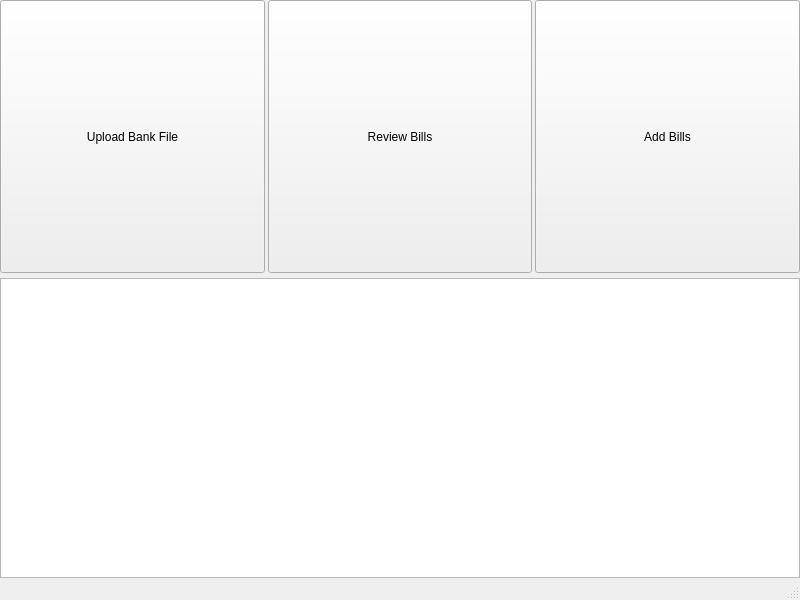
Before: the Qt Designer form mainwindow.ui in SpencerHD2020/BudgetTrack24, drawn with Qt 5.
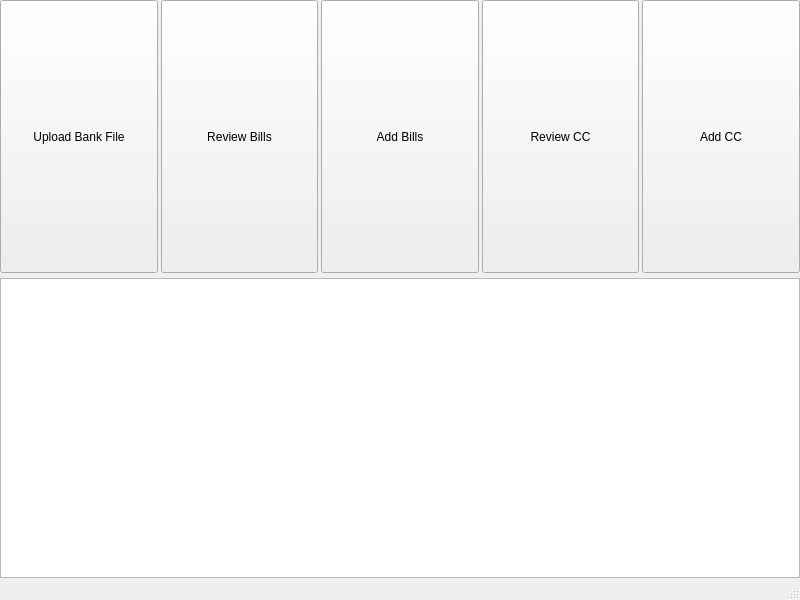
After: the same form once the commit is applied.

```diff
--- a/mainwindow.ui
+++ b/mainwindow.ui
@@ -98,6 +98,44 @@
         </property>
        </widget>
       </item>
+      <item>
+       <widget class="QPushButton" name="ReviewCCButton">
+        <property name="sizePolicy">
+         <sizepolicy hsizetype="Expanding" vsizetype="Expanding">
+          <horstretch>0</horstretch>
+          <verstretch>0</verstretch>
+         </sizepolicy>
+        </property>
+        <property name="minimumSize">
+         <size>
+          <width>100</width>
+          <height>20</height>
+         </size>
+        </property>
+        <property name="text">
+         <string>Review CC</string>
+        </property>
+       </widget>
+      </item>
+      <item>
+       <widget class="QPushButton" name="AddCCButton">
+        <property name="sizePolicy">
+         <sizepolicy hsizetype="Expanding" vsizetype="Expanding">
+          <horstretch>0</horstretch>
+          <verstretch>0</verstretch>
+         </sizepolicy>
+        </property>
+        <property name="minimumSize">
+         <size>
+          <width>100</width>
+          <height>20</height>
+         </size>
+        </property>
+        <property name="text">
+         <string>Add CC</string>
+        </property>
+       </widget>
+      </item>
      </layout>
     </item>
     <item>
```
Left out of the diff: 2 changed lines with no effect on the pictures.
